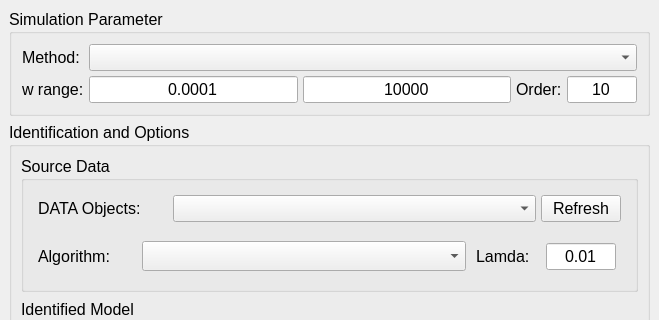
outstandn/fomcon, file fotftidgui.ui: the form before one commit; both pictures show x 0 to 659 and y 0 to 320 of the 659 by 783 pixel window.
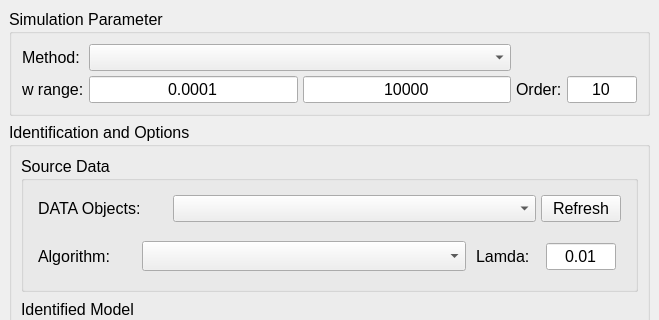
The form after the commit.

Patch:
```diff
--- a/fotftidgui.ui
+++ b/fotftidgui.ui
@@ -102,21 +102,6 @@
            </property>
           </widget>
          </item>
-         <item row="0" column="1" colspan="4">
-          <widget class="QComboBox" name="comboBox_2">
-           <property name="sizePolicy">
-            <sizepolicy hsizetype="MinimumExpanding" vsizetype="MinimumExpanding">
-             <horstretch>0</horstretch>
-             <verstretch>0</verstretch>
-            </sizepolicy>
-           </property>
-           <property name="font">
-            <font>
-             <pointsize>12</pointsize>
-            </font>
-           </property>
-          </widget>
-         </item>
          <item row="1" column="4">
           <widget class="QLineEdit" name="lineEdit_5">
            <property name="maximumSize">
@@ -186,6 +171,16 @@
            </property>
           </widget>
          </item>
+         <item row="0" column="1" colspan="2">
+          <widget class="QComboBox" name="comboBoxOptTypeMethod">
+           <property name="focusPolicy">
+            <enum>Qt::NoFocus</enum>
+           </property>
+           <property name="modelColumn">
+            <number>0</number>
+           </property>
+          </widget>
+         </item>
         </layout>
        </item>
       </layout>
```
Left out of the diff: 84 changed lines with no effect on the pictures.
